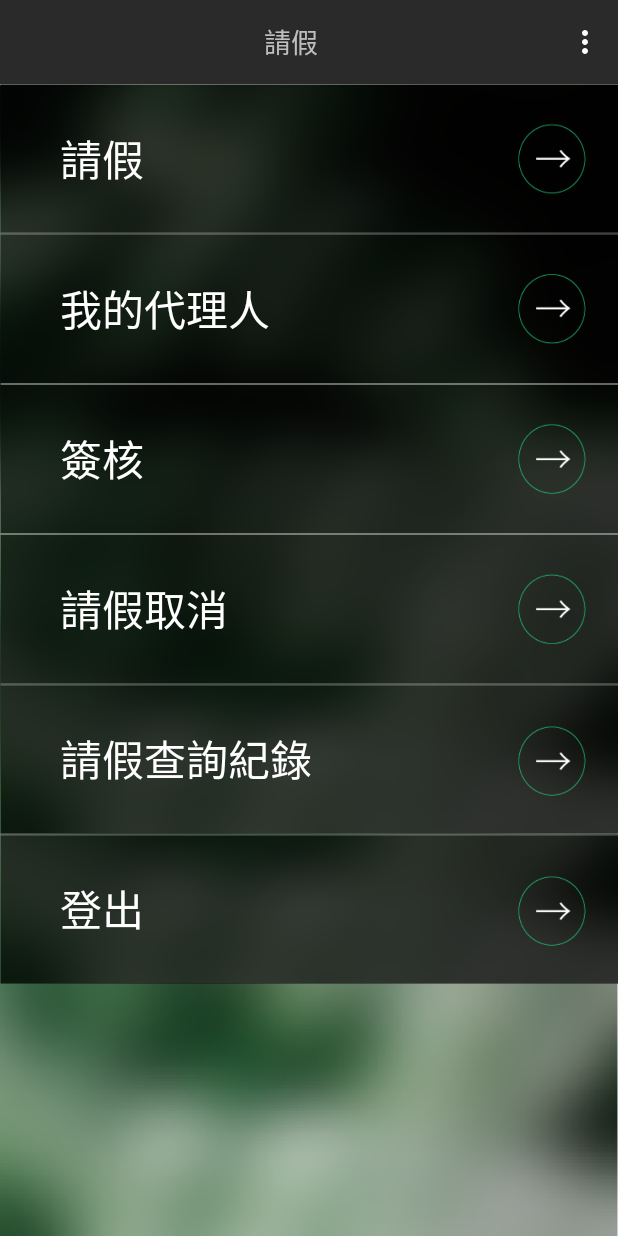
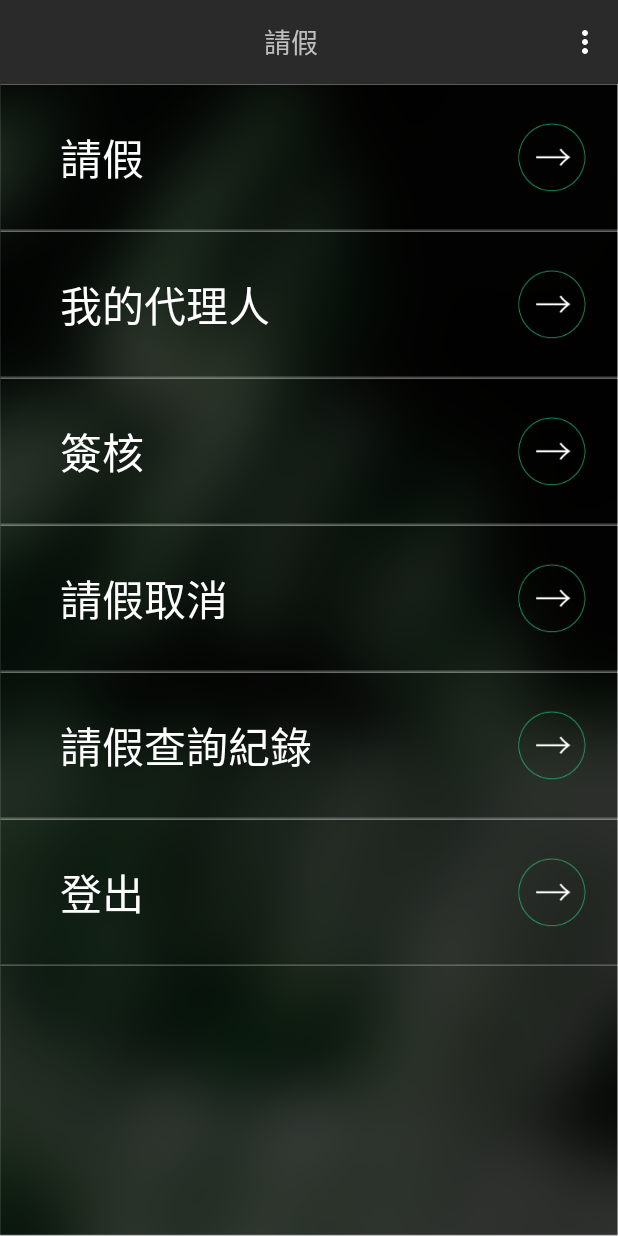
Before and after one commit to cool3690/Emplogin, an Android app: the Empmenu screen opened directly, with no data from a screen before it, on a phone screen of 412 x 824 dp. Run offline under Robolectric (Android 15) with nearby library versions, the phone set to English and light mode, and no system bars.

Commit message:
1021 draw revise

```diff
--- a/app/src/main/java/com/cs/day/Deloff.java
+++ b/app/src/main/java/com/cs/day/Deloff.java
@@ -106,7 +106,7 @@ public class Deloff extends AppCompatActivity {
                          */
                     }
                     else{
-                        list.add("\n"+serial_num+"\n"+type+"/"+reason+"\n"+start_d+"/"+start_t+"\n"+end_d+"/"+end_t+"\n");
+                        list.add("\n      "+serial_num+"\n      "+type+"/"+reason+"\n      開始:"+start_d+"/"+start_t+"\n      結束:"+end_d+"/"+end_t+"\n");
                         listShow.add(false);
                     }
 
--- a/app/src/main/res/layout/content_empmenu.xml
+++ b/app/src/main/res/layout/content_empmenu.xml
@@ -11,7 +11,7 @@
         android:layout_width="match_parent"
         android:layout_height="match_parent"
 
-        android:background="@drawable/cs_bg2">
+        android:background="@drawable/cs_bg3">
 
 
         <LinearLayout
@@ -22,63 +22,63 @@
 <TextView
     android:id="@+id/dayo"
     android:layout_width="wrap_content"
-    android:layout_height="100dp"
+    android:layout_height="98dp"
     android:text="      請假"
     android:textSize="28sp"
     android:textColor="#fff"
     android:gravity="center_vertical|left"
-    android:background="@drawable/cs_t46"
+    android:background="@drawable/cs_txtbtn"
     />
             <TextView
                 android:id="@+id/subsign"
                 android:layout_width="match_parent"
-                android:layout_height="100dp"
+                android:layout_height="98dp"
                 android:text="      我的代理人"
                 android:textSize="28sp"
                 android:textColor="#fff"
                 android:gravity="center_vertical|left"
-                android:background="@drawable/cs_t47"
+                android:background="@drawable/cs_txtbtn"
                 />
             <TextView
                 android:id="@+id/signature"
                 android:layout_width="match_parent"
-                android:layout_height="100dp"
+                android:layout_height="98dp"
                 android:text="      簽核"
                 android:textSize="28sp"
                 android:textColor="#fff"
                 android:gravity="center_vertical|left"
-                android:background="@drawable/cs_t48"
+                android:background="@drawable/cs_txtbtn"
                 />
 
             <TextView
                 android:id="@+id/del"
                 android:layout_width="match_parent"
-                android:layout_height="100dp"
+                android:layout_height="98dp"
                 android:text="      請假取消"
                 android:textSize="28sp"
                 android:textColor="#fff"
                 android:gravity="center_vertical|left"
-                android:background="@drawable/cs_t49"
+                android:background="@drawable/cs_txtbtn"
                 />
             <TextView
                 android:id="@+id/search"
                 android:layout_width="match_parent"
-                android:layout_height="100dp"
+                android:layout_height="98dp"
                 android:text="      請假查詢紀錄"
                 android:textSize="28sp"
                 android:textColor="#fff"
                 android:gravity="center_vertical|left"
-                android:background="@drawable/cs_t50"
+                android:background="@drawable/cs_txtbtn"
                 />
             <TextView
                 android:id="@+id/ret"
                 android:layout_width="match_parent"
-                android:layout_height="100dp"
+                android:layout_height="98dp"
                 android:text="      登出"
                 android:textSize="28sp"
                 android:textColor="#fff"
                 android:gravity="center_vertical|left"
-                android:background="@drawable/cs_t50"
+                android:background="@drawable/cs_txtbtn"
                 />
 
 
--- a/app/src/main/res/layout/keka.xml
+++ b/app/src/main/res/layout/keka.xml
@@ -11,5 +11,6 @@ android:layout_height="match_parent">
         android:layout_marginTop="10dp"
         android:textColor="#fff"
         android:textSize="18sp"
-        android:text="ddddd" />
+        android:lineSpacingMultiplier="1.5"
+        android:text="dd" />
 </LinearLayout>
--- a/app/src/main/res/layout/rate.xml
+++ b/app/src/main/res/layout/rate.xml
@@ -12,9 +12,9 @@ android:layout_height="match_parent">
         android:textColor="#fff"
         android:buttonTint="#fff"
         android:text="CheckedTextView"
-        android:checkMarkTint="#fff"
-        android:outlineSpotShadowColor="#fff"
-
+        android:checkMarkTint="#22cd7e"
+        android:outlineSpotShadowColor="#22cd7e"
+        android:lineSpacingMultiplier="1.5"
         android:textAppearance="?android:attr/textAppearanceMedium" />
 
 <!-- android:checked="true"
```
Also changed, not shown: app/src/main/java/com/cs/day/Empmenu.java (+12 -12 lines), app/src/main/java/com/cs/day/Mymenu.java (+50 -15 lines), app/src/main/java/com/cs/day/Search.java (+8 -8 lines), app/src/main/res/layout/content_deloff.xml (+21 -5 lines), app/src/main/res/layout/content_mymenu.xml (+12 -10 lines), app/src/main/res/drawable/cs_bg3.png (added), app/src/main/res/drawable/cs_blank2.png (added), app/src/main/res/drawable/cs_bulletin2h.png (added), app/src/main/res/drawable/cs_bulletin3.png (added), app/src/main/res/drawable/cs_dayoff2.png (added), app/src/main/res/drawable/cs_dayoffh.png (added), app/src/main/res/drawable/cs_logout2h.png (added), app/src/main/res/drawable/cs_logout3.png (added), app/src/main/res/drawable/cs_menubg2.png (added), 2 more files.
